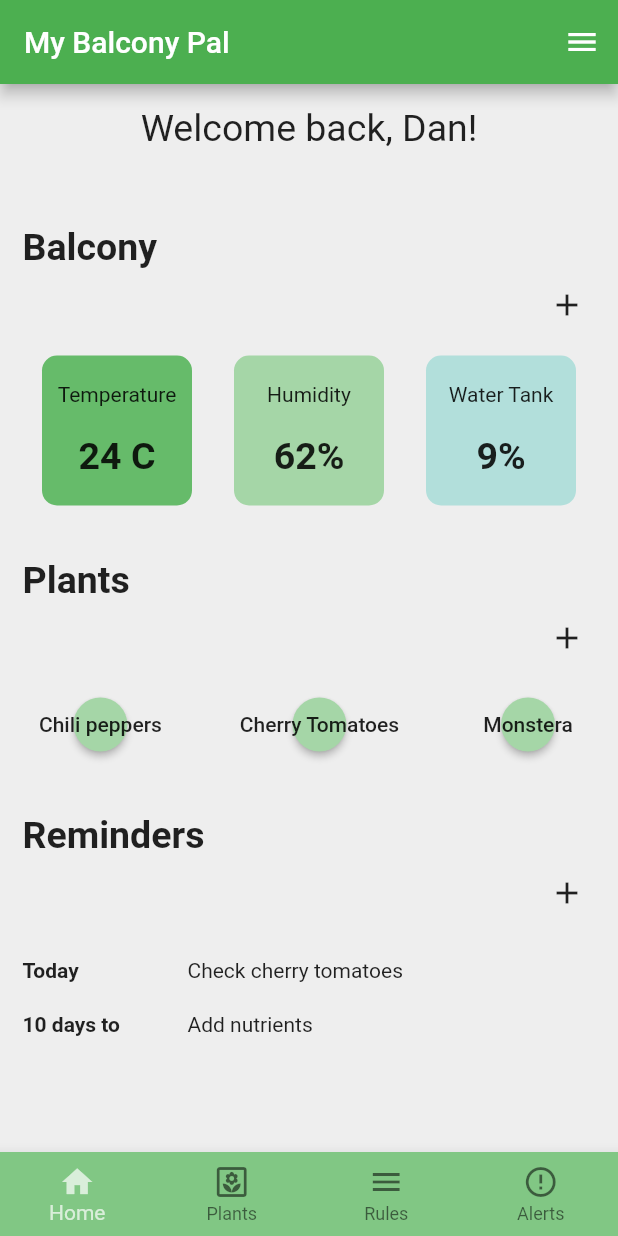
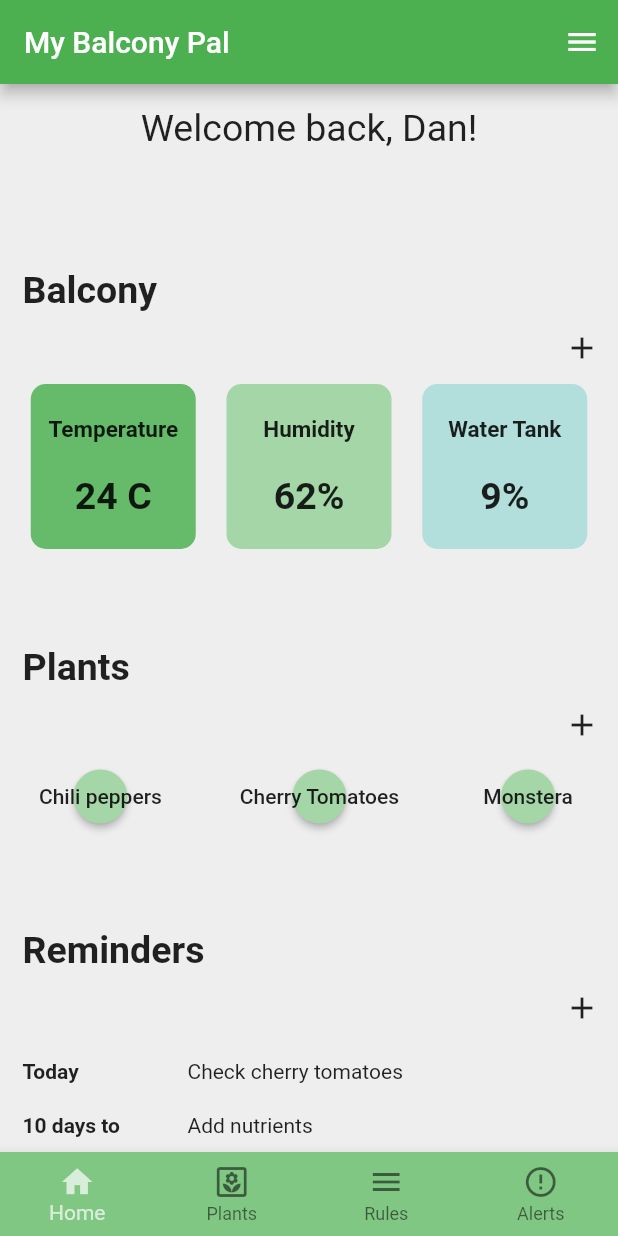
Before and after one commit to EssiPry/lut-my-balcony-pal, a Flutter app: the screen it shows after launch, on a phone screen of 412 x 824 dp. Run offline on Flutter 3.47's test engine with Material 2 defaults, Android fonts, the phone set to English and light mode, and no system bars.

Commit message:
Small fix to body

```diff
--- a/my_balcony_pal/lib/main.dart
+++ b/my_balcony_pal/lib/main.dart
@@ -37,13 +37,11 @@ class _MyHomePageState extends State<MyHomePage> {
       endDrawer: SideDrawer(),
 
       body: Column(
+        mainAxisAlignment: MainAxisAlignment.spaceBetween,
         children: [
           WelcomeText('Dan'),
-          Section('Balcony'),
           BalconyInfo(),
-          Section('Plants'),
           PlantList(),
-          Section('Reminders'),
           ReminderList(),
         ],
       ),
@@ -74,8 +72,8 @@ class Section extends StatelessWidget {
   @override
   Widget build(BuildContext context) {
     return Container(
-      width: MediaQuery.of(context).size.width,
-      padding: EdgeInsets.fromLTRB(15, 35, 10, 10),
+      //width: MediaQuery.of(context).size.width,
+      padding: EdgeInsets.fromLTRB(15, 0, 0, 0),
       child: Column (mainAxisAlignment: MainAxisAlignment.start,crossAxisAlignment: CrossAxisAlignment.end,
         children: [
           Align(
@@ -105,46 +103,50 @@ class Section extends StatelessWidget {
 class BalconyInfo extends StatelessWidget {
   @override
   Widget build(BuildContext context) {
-    return Row(mainAxisAlignment: MainAxisAlignment.spaceEvenly, children: [
+    return Column(children: [Section('Balcony'),
+    Row(mainAxisAlignment: MainAxisAlignment.spaceEvenly, children: [
       Container(
-          height: 100,
-          width: 100,
+          height: 110,
+          width: 110,
           decoration: BoxDecoration(
               borderRadius: BorderRadius.circular(10),
               color: Colors.green[400]),
           child: Column(
               mainAxisAlignment: MainAxisAlignment.spaceEvenly,
               children: [
-                Text('Temperature'),
+                Text('Temperature',
+                    style: TextStyle(fontSize: 15, fontWeight: FontWeight.bold)),
                 Text('24 C',
                     style: TextStyle(fontSize: 25, fontWeight: FontWeight.bold))
               ])),
       Container(
-          height: 100,
-          width: 100,
+           height: 110,
+          width: 110,
           decoration: BoxDecoration(
               borderRadius: BorderRadius.circular(10),
               color: Colors.green[200]),
           child: Column(
               mainAxisAlignment: MainAxisAlignment.spaceEvenly,
               children: [
-                Text('Humidity'),
+                Text('Humidity',
+                    style: TextStyle(fontSize: 15, fontWeight: FontWeight.bold)),
                 Text('62%',
                     style: TextStyle(fontSize: 25, fontWeight: FontWeight.bold))
               ])),
       Container(
-          height: 100,
-          width: 100,
+          height: 110,
+          width: 110,
           decoration: BoxDecoration(
               borderRadius: BorderRadius.circular(10), color: Colors.teal[100]),
           child: Column(
               mainAxisAlignment: MainAxisAlignment.spaceEvenly,
               children: [
-                Text('Water Tank'),
+                Text('Water Tank',
+                    style: TextStyle(fontSize: 15, fontWeight: FontWeight.bold)),
                 Text('9%',
                     style: TextStyle(fontSize: 25, fontWeight: FontWeight.bold))
               ])),
-    ]);
+    ])]);
   }
 }
 
@@ -217,11 +219,13 @@ class PlantList extends StatelessWidget {
 
   @override
   Widget build(BuildContext context) {
-    return Row(mainAxisAlignment: MainAxisAlignment.spaceAround, children: [
+    return
+    Column(children: [Section('Plants'),
+    Row(mainAxisAlignment: MainAxisAlignment.spaceAround, children: [
       Plant('Chili peppers'),
       Plant('Cherry Tomatoes'),
       Plant('Monstera'),
-    ]);
+    ])]);
   }
 }
 
@@ -246,6 +250,7 @@ class ReminderList extends StatelessWidget {
   @override
   Widget build(BuildContext context) {
     return Column(children: [
+      Section('Reminders'),
       Reminder('Today', 'Check cherry tomatoes'),
       Reminder('10 days to', 'Add nutrients')
     ]);
```
